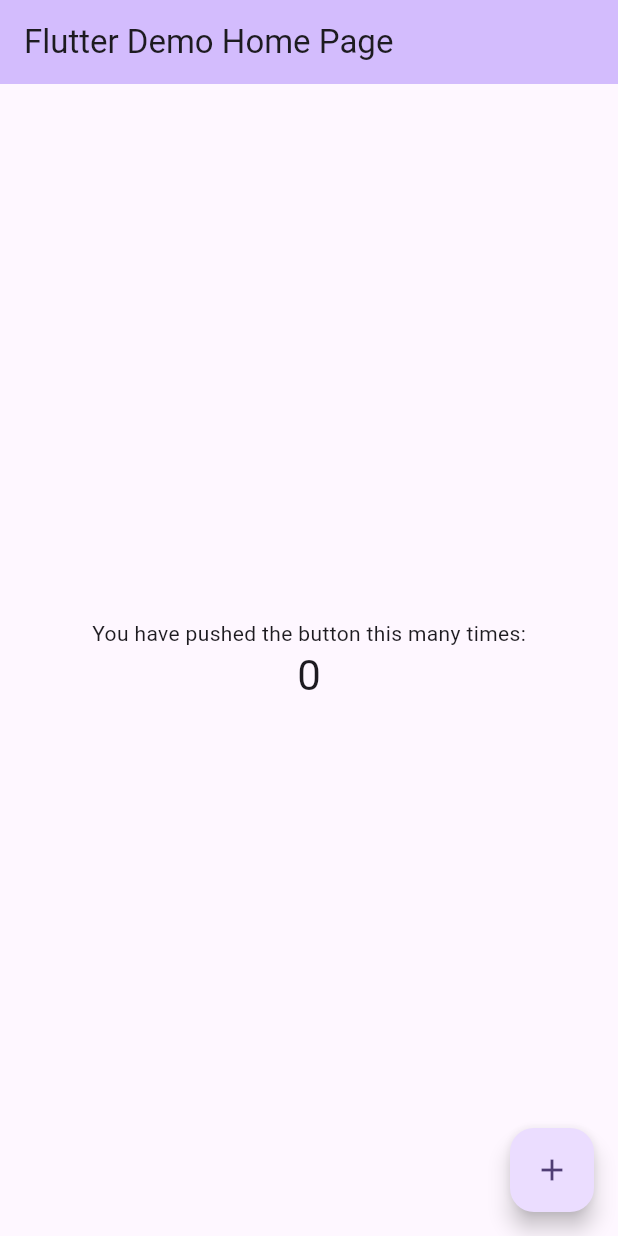
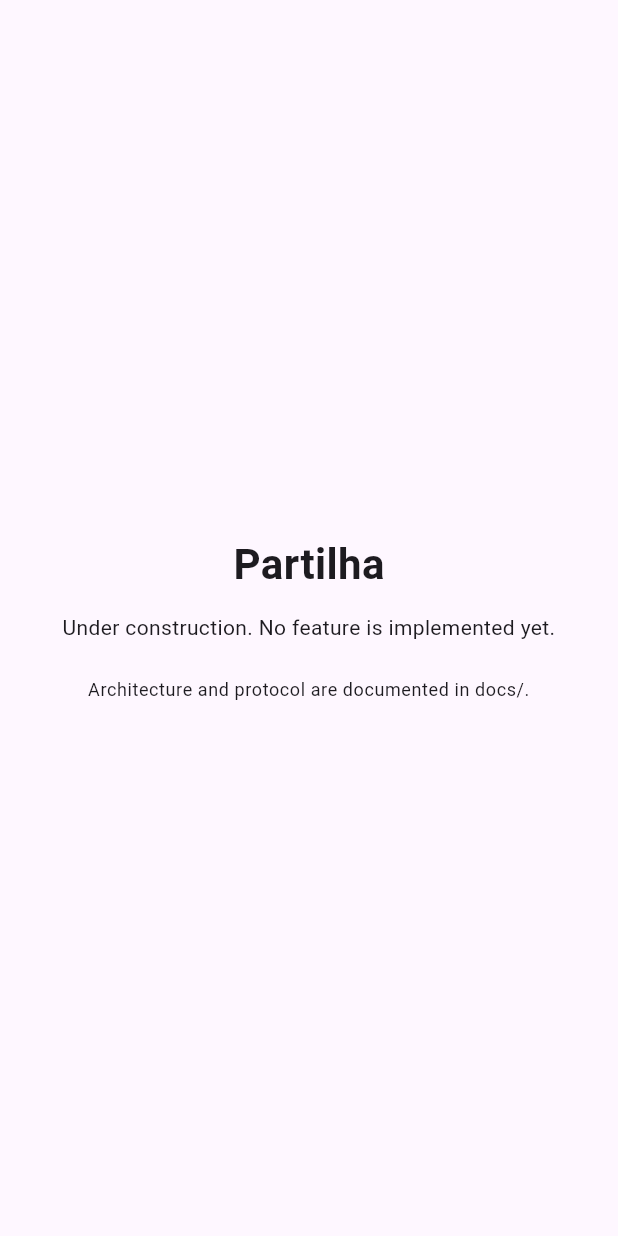
Before and after one commit to EclesiasteVaz/partilha, a Flutter app: the screen it shows after launch, on a phone screen of 412 x 824 dp. Run offline on Flutter 3.47's test engine with Material 3 defaults, Android fonts, the phone set to English and light mode, and no system bars; our stand-ins replace get_it.

Commit message:
feat: wire dependency injection, app bootstrap and CI
Adds the minimum needed to run the application, replacing the generated
counter demo that made an unimplemented project look like a working one.

Dependency injection
  InjectionContainer wraps get_it so the rest of the codebase depends on a
  project-owned type instead of a third-party global, keeping the package
  replaceable (AGENTS.md §17). This file is the composition root and the
  only place allowed to know every concrete implementation at once (§11).

  resolve() throws StateError when a type was never registered rather than
  returning null, because a missing registration is a programming error in
  the composition root and must not degrade into a null at the call site
  (§83).

  configureDependencies registers everything lazily, so it never triggers
  construction and cannot introduce an initialisation-order bug.

Bootstrap
  main() installs a FlutterError.onError that routes through the project
  logger instead of printing, so the diagnostic path is the same one the
  rest of the app uses (§52).

  The root widget shows an explicit pre-implementation notice instead of a
  counter demo. No home screen is invented: the design system (§46),
  typography (§48) and iconography (§47) do not exist yet, and building a
  screen before the tokens would bake throwaway choices into the first
  real one.

CI
  .github/workflows/ci.yml runs formatting, analysis with --fatal-infos
  and --fatal-warnings, tests, then an Android build gated on quality
  passing (§71).

  Flutter is pinned to an exact version so a new stable release cannot
  turn a green main red without a deliberate bump.

  Only the Android build runs here, because it is the one target that
  builds on Linux. The job says so explicitly rather than implying the
  macOS target is verified; claiming a build that never runs is precisely
  what the platform status table exists to prevent (§41).

Tests: 64 passing. The generated widget test, which asserted the counter
demo worked, is replaced with tests that assert the app does not present
that demo.

Co-Authored-By: EcclesiasteVaz <eclesiastevaz884@gmail.com>

```diff
--- /dev/null
+++ b/lib/core/di/di.dart
@@ -0,0 +1,4 @@
+/// Public API of `core/di`.
+library;
+
+export 'injection_container.dart';
--- a/lib/main.dart
+++ b/lib/main.dart
@@ -1,121 +1,84 @@
 import 'package:flutter/material.dart';
+import 'package:partilha/core/di/di.dart';
+import 'package:partilha/core/logging/logging.dart';
 
-void main() {
-  runApp(const MyApp());
+Future<void> main() async {
+  WidgetsFlutterBinding.ensureInitialized();
+
+  // Errors that escape the framework are logged rather than printed, so the
+  // diagnostic path is the same one the rest of the app uses (AGENTS.md §52).
+  final logger = StructuredLogger(sink: const ConsoleLogSink());
+
+  FlutterError.onError = (FlutterErrorDetails details) {
+    logger.error(
+      'Uncaught framework error',
+      error: details.exception,
+      stackTrace: details.stack,
+    );
+    FlutterError.presentError(details);
+  };
+
+  configureDependencies(logger: logger);
+
+  logger.info('Partilha starting');
+
+  runApp(const PartilhaApp());
 }
 
-class MyApp extends StatelessWidget {
-  const MyApp({super.key});
+/// Root widget.
+///
+/// Deliberately minimal. The design system (AGENTS.md §46), typography (§48)
+/// and iconography (§47) are not implemented yet, and inventing a home screen
+/// before the design tokens exist would bake throwaway choices into the first
+/// real screen.
+class PartilhaApp extends StatelessWidget {
+  const PartilhaApp({super.key});
 
-  // This widget is the root of your application.
   @override
   Widget build(BuildContext context) {
-    return MaterialApp(
-      title: 'Flutter Demo',
-      theme: ThemeData(
-        // This is the theme of your application.
-        //
-        // TRY THIS: Try running your application with "flutter run". You'll see
-        // the application has a purple toolbar. Then, without quitting the app,
-        // try changing the seedColor in the colorScheme below to Colors.green
-        // and then invoke "hot reload" (save your changes or press the "hot
-        // reload" button in a Flutter-supported IDE, or press "r" if you used
-        // the command line to start the app).
-        //
-        // Notice that the counter didn't reset back to zero; the application
-        // state is not lost during the reload. To reset the state, use hot
-        // restart instead.
-        //
-        // This works for code too, not just values: Most code changes can be
-        // tested with just a hot reload.
-        colorScheme: .fromSeed(seedColor: Colors.deepPurple),
-      ),
-      home: const MyHomePage(title: 'Flutter Demo Home Page'),
+    return const MaterialApp(
+      title: 'Partilha',
+      debugShowCheckedModeBanner: false,
+      home: PreImplementationNotice(),
     );
   }
 }
 
-class MyHomePage extends StatefulWidget {
-  const MyHomePage({super.key, required this.title});
-
-  // This widget is the home page of your application. It is stateful, meaning
-  // that it has a State object (defined below) that contains fields that affect
-  // how it looks.
-
-  // This class is the configuration for the state. It holds the values (in this
-  // case the title) provided by the parent (in this case the App widget) and
-  // used by the build method of the State. Fields in a Widget subclass are
-  // always marked "final".
-
-  final String title;
-
-  @override
-  State<MyHomePage> createState() => _MyHomePageState();
-}
-
-class _MyHomePageState extends State<MyHomePage> {
-  int _counter = 0;
-
-  void _incrementCounter() {
-    setState(() {
-      // This call to setState tells the Flutter framework that something has
-      // changed in this State, which causes it to rerun the build method below
-      // so that the display can reflect the updated values. If we changed
-      // _counter without calling setState(), then the build method would not be
-      // called again, and so nothing would appear to happen.
-      _counter++;
-    });
-  }
+/// States plainly that the app has no functionality yet.
+///
+/// Exists to replace the generated counter demo, which would otherwise make an
+/// unimplemented project look like a working one. It is removed as soon as
+/// the first real screen lands.
+class PreImplementationNotice extends StatelessWidget {
+  const PreImplementationNotice({super.key});
 
   @override
   Widget build(BuildContext context) {
-    // This method is rerun every time setState is called, for instance as done
-    // by the _incrementCounter method above.
-    //
-    // The Flutter framework has been optimized to make rerunning build methods
-    // fast, so that you can just rebuild anything that needs updating rather
-    // than having to individually change instances of widgets.
     return Scaffold(
-      appBar: AppBar(
-        // TRY THIS: Try changing the color here to a specific color (to
-        // Colors.amber, perhaps?) and trigger a hot reload to see the AppBar
-        // change color while the other colors stay the same.
-        backgroundColor: Theme.of(context).colorScheme.inversePrimary,
-        // Here we take the value from the MyHomePage object that was created by
-        // the App.build method, and use it to set our appbar title.
-        title: Text(widget.title),
-      ),
       body: Center(
-        // Center is a layout widget. It takes a single child and positions it
-        // in the middle of the parent.
-        child: Column(
-          // Column is also a layout widget. It takes a list of children and
-          // arranges them vertically. By default, it sizes itself to fit its
-          // children horizontally, and tries to be as tall as its parent.
-          //
-          // Column has various properties to control how it sizes itself and
-          // how it positions its children. Here we use mainAxisAlignment to
-          // center the children vertically; the main axis here is the vertical
-          // axis because Columns are vertical (the cross axis would be
-          // horizontal).
-          //
-          // TRY THIS: Invoke "debug painting" (choose the "Toggle Debug Paint"
-          // action in the IDE, or press "p" in the console), to see the
-          // wireframe for each widget.
-          mainAxisAlignment: .center,
-          children: [
-            const Text('You have pushed the button this many times:'),
-            Text(
-              '$_counter',
-              style: Theme.of(context).textTheme.headlineMedium,
-            ),
-          ],
+        child: Padding(
+          padding: const EdgeInsets.all(24),
+          child: Column(
+            mainAxisAlignment: MainAxisAlignment.center,
+            children: <Widget>[
+              const Text(
+                'Partilha',
+                style: TextStyle(fontSize: 28, fontWeight: FontWeight.w600),
+              ),
+              const SizedBox(height: 12),
+              const Text(
+                'Under construction. No feature is implemented yet.',
+                textAlign: TextAlign.center,
+              ),
+              const SizedBox(height: 24),
+              Text(
+                'Architecture and protocol are documented in docs/.',
+                style: Theme.of(context).textTheme.bodySmall,
+                textAlign: TextAlign.center,
+              ),
+            ],
+          ),
         ),
-      ),
-      floatingActionButton: FloatingActionButton(
-        onPressed: _incrementCounter,
-        tooltip: 'Increment',
-        child: const Icon(Icons.add),
       ),
     );
   }
--- a/pubspec.yaml
+++ b/pubspec.yaml
@@ -37,6 +37,7 @@ dependencies:
 
   flutter:
     sdk: flutter
+  get_it: ^9.3.0
 
 dev_dependencies:
   # The "flutter_lints" package below contains a set of recommended lints to
```
Also changed, not shown: lib/core/di/injection_container.dart (added, +88 -0 lines), pubspec.lock, 3 other files.
